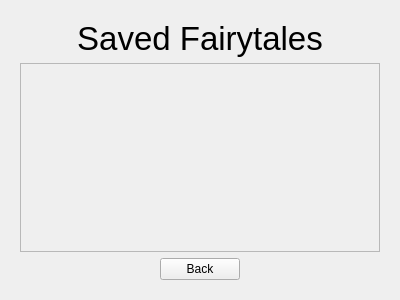
Old version of the form ui/fairytalesdialog.ui in the repository tdauth/gustavsfairyland.
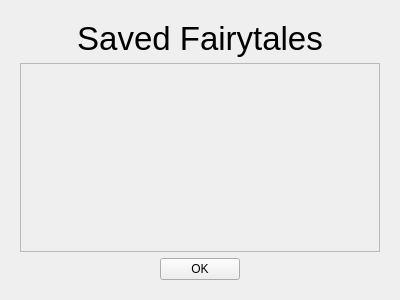
New version of the form. Icons and pictures are not drawn.

```diff
--- a/ui/fairytalesdialog.ui
+++ b/ui/fairytalesdialog.ui
@@ -76,7 +76,17 @@
       <item alignment="Qt::AlignHCenter|Qt::AlignBottom">
        <widget class="QPushButton" name="backPushButton">
         <property name="text">
-         <string>Back</string>
+         <string>OK</string>
+        </property>
+        <property name="icon">
+         <iconset resource="../oxygen-icons-png-master/oxygen.qrc">
+          <normaloff>:/themes/oxygen/32x32/actions/dialog-ok-apply.png</normaloff>:/themes/oxygen/32x32/actions/dialog-ok-apply.png</iconset>
+        </property>
+        <property name="iconSize">
+         <size>
+          <width>32</width>
+          <height>32</height>
+         </size>
         </property>
        </widget>
       </item>
```
Left out of the diff: 6 changed lines with no effect on the pictures.
